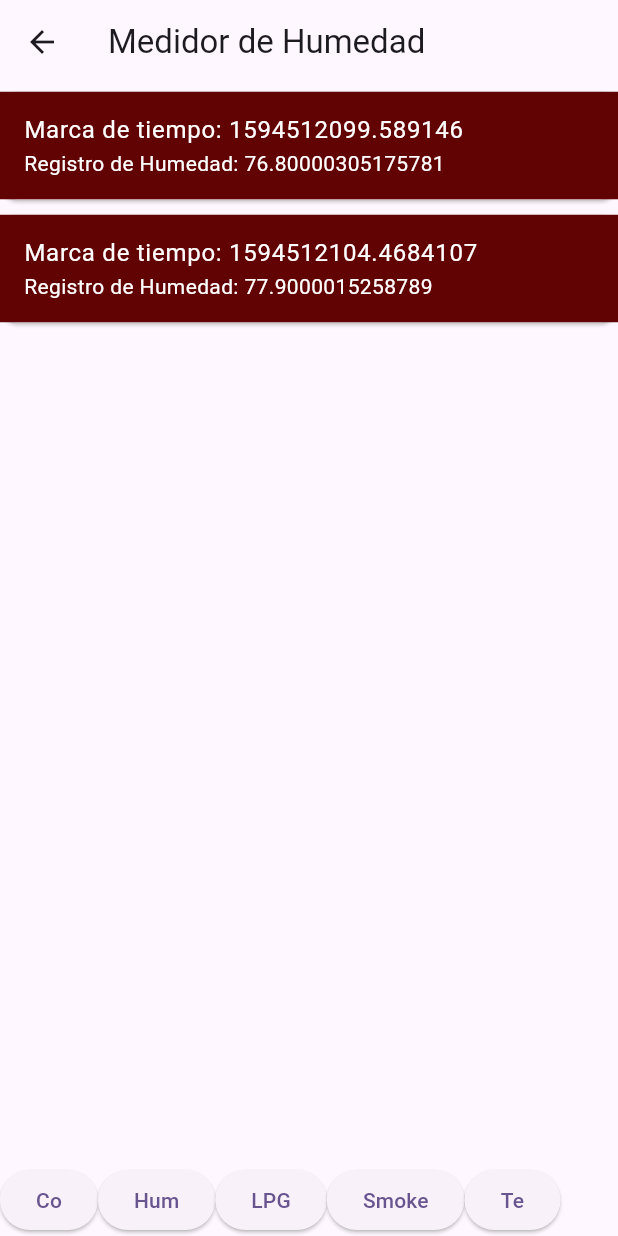
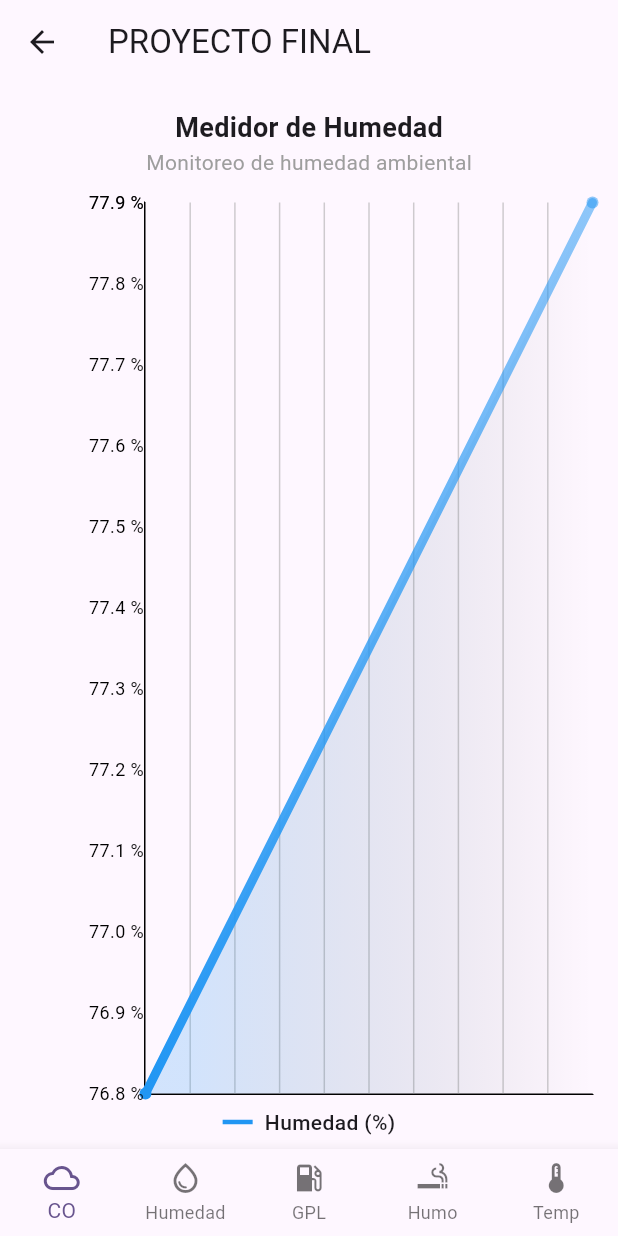
Before and after one commit to AlexanderDominicChavezSalas/final, a Flutter app: the screen it shows after launch, item 2 of the bottom bar chosen, on a phone screen of 412 x 824 dp. Run offline on Flutter 3.47's test engine with Material 3 defaults, Android fonts, the phone set to English and light mode, and no system bars; drawn by our look-alikes of fl_chart.

Commit message:
Implmentación de gráficas para cada página

```diff
--- /dev/null
+++ b/proyectofinal/lib/src/view/common/GenericSensorPage.dart
@@ -0,0 +1,182 @@
+import 'package:flutter/material.dart';
+import 'package:fl_chart/fl_chart.dart';
+import 'package:provider/provider.dart';
+import 'package:proyectofinal/src/model/models.dart';
+import 'package:proyectofinal/src/view/common/MyNavBar.dart';
+import 'package:proyectofinal/src/viewmodel/viewmodel.dart';
+
+class GenericSensorPage extends StatelessWidget {
+  final String title; // Título de la página
+  final String description; // Descripción opcional
+  final String yAxisLabel; // Etiqueta del eje Y
+  final Color lineColor; // Color de la línea
+  final String Function(double) valueFormatter; // Formateador de valores
+  final double Function(Sensor)
+      getValue; // Función para obtener el valor específico
+
+  const GenericSensorPage({
+    super.key,
+    required this.title,
+    required this.description,
+    required this.yAxisLabel,
+    required this.lineColor,
+    required this.valueFormatter,
+    required this.getValue,
+  });
+
+  @override
+  Widget build(BuildContext context) {
+    final pageController = Provider.of<ViewModel>(context);
+
+    return Scaffold(
+      appBar: AppBar(
+        title: Text("PROYECTO FINAL"),
+      ),
+      body: Column(
+        children: [
+          // Título y descripción opcional
+          Padding(
+            padding: const EdgeInsets.symmetric(vertical: 16.0),
+            child: Column(
+              crossAxisAlignment: CrossAxisAlignment.center,
+              children: [
+                Text(
+                  title,
+                  style: const TextStyle(
+                    fontSize: 18,
+                    fontWeight: FontWeight.bold,
+                  ),
+                ),
+                Text(
+                  description,
+                  style: const TextStyle(
+                    fontSize: 14,
+                    color: Colors.grey,
+                  ),
+                ),
+              ],
+            ),
+          ),
+          // Gráfico Lineal
+          Expanded(
+            flex: 2,
+            child: Padding(
+              padding: const EdgeInsets.symmetric(horizontal: 16.0),
+              child: LineChart(
+                LineChartData(
+                  lineBarsData: [
+                    LineChartBarData(
+                      spots: pageController.SensorData.asMap()
+                          .entries
+                          .map((entry) => FlSpot(
+                                entry.key.toDouble(),
+                                getValue(entry.value),
+                              ))
+                          .toList(),
+                      isCurved: true,
+                      gradient: LinearGradient(
+                        colors: [
+                          lineColor,
+                          lineColor.withOpacity(0.5),
+                        ],
+                      ),
+                      barWidth: 6,
+                      isStrokeCapRound: true,
+                      dotData: const FlDotData(show: true),
+                      belowBarData: BarAreaData(
+                        show: true,
+                        gradient: LinearGradient(
+                          colors: [
+                            lineColor.withOpacity(0.2),
+                            Colors.transparent,
+                          ],
+                          stops: const [0.1, 1],
+                        ),
+                      ),
+                    ),
+                  ],
+                  titlesData: FlTitlesData(
+                    leftTitles: AxisTitles(
+                      sideTitles: SideTitles(
+                        showTitles: true,
+                        reservedSize: 80,
+                        getTitlesWidget: (value, meta) {
+                          return Text(
+                            valueFormatter(value),
+                            style: const TextStyle(
+                              color: Colors.black,
+                              fontSize: 12,
+                            ),
+                            textAlign: TextAlign.right,
+                          );
+                        },
+                      ),
+                    ),
+                    bottomTitles: const AxisTitles(
+                      sideTitles: SideTitles(showTitles: false),
+                    ),
+                    topTitles: const AxisTitles(
+                      sideTitles: SideTitles(showTitles: false),
+                    ),
+                    rightTitles: const AxisTitles(
+                      sideTitles: SideTitles(showTitles: false),
+                    ),
+                  ),
+                  borderData: FlBorderData(
+                    show: true,
+                    border: const Border(
+                      bottom: BorderSide(color: Colors.black, width: 1),
+                      left: BorderSide(color: Colors.black, width: 1),
+                      right: BorderSide(color: Colors.transparent),
+                      top: BorderSide(color: Colors.transparent),
+                    ),
+                  ),
+                  gridData: FlGridData(
+                    show: true,
+                    drawVerticalLine: true,
+                    horizontalInterval: 5,
+                    getDrawingHorizontalLine: (value) {
+                      return FlLine(
+                        color: Colors.grey.withOpacity(0.5),
+                        strokeWidth: 1,
+                      );
+                    },
+                    getDrawingVerticalLine: (value) {
+                      return FlLine(
+                        color: Colors.grey.withOpacity(0.5),
+                        strokeWidth: 1,
+                      );
+                    },
+                  ),
+                ),
+              ),
+            ),
+          ),
+          // Leyenda
+          Padding(
+            padding: const EdgeInsets.all(8.0),
+            child: Row(
+              mainAxisAlignment: MainAxisAlignment.center,
+              children: [
+                Container(
+                  width: 20,
+                  height: 3,
+                  color: lineColor,
+                  margin: const EdgeInsets.only(right: 8),
+                ),
+                Text(
+                  yAxisLabel,
+                  style: const TextStyle(
+                    fontSize: 14,
+                    fontWeight: FontWeight.w500,
+                  ),
+                ),
+              ],
+            ),
+          ),
+        ],
+      ),
+      bottomNavigationBar: const Mynavbar(),
+    );
+  }
+}
--- a/proyectofinal/lib/src/view/common/MyNavBar.dart
+++ b/proyectofinal/lib/src/view/common/MyNavBar.dart
@@ -7,34 +7,49 @@ class Mynavbar extends StatelessWidget {
   @override
   Widget build(BuildContext context) {
     final pageController = Provider.of<ViewModel>(context);
-    return Row(
-      children: [
-        ElevatedButton(
-            onPressed: () {
-              pageController.navigateToCoPage();
-            },
-            child: Text("Co")),
-        ElevatedButton(
-            onPressed: () {
-              pageController.navigateToHumidityPage();
-            },
-            child: Text("Hum")),
-        ElevatedButton(
-            onPressed: () {
-              pageController.navigateToLPGPage();
-            },
-            child: Text("LPG")),
-        ElevatedButton(
-            onPressed: () {
-              pageController.navigateToSmokePage();
-            },
-            child: Text("Smoke")),
-        ElevatedButton(
-            onPressed: () {
-              pageController.navigateToTempPage();
-            },
-            child: Text("Te")),
+    return BottomNavigationBar(
+      type: BottomNavigationBarType.fixed, // Permite más de 3 ítems.
+      items: const [
+        BottomNavigationBarItem(
+          icon: Icon(Icons.cloud_outlined),
+          label: "CO",
+        ),
+        BottomNavigationBarItem(
+          icon: Icon(Icons.water_drop_outlined),
+          label: "Humedad",
+        ),
+        BottomNavigationBarItem(
+          icon: Icon(Icons.local_gas_station),
+          label: "GPL",
+        ),
+        BottomNavigationBarItem(
+          icon: Icon(Icons.smoking_rooms),
+          label: "Humo",
+        ),
+        BottomNavigationBarItem(
+          icon: Icon(Icons.thermostat_outlined),
+          label: "Temp",
+        ),
       ],
+      onTap: (index) {
+        switch (index) {
+          case 0:
+            pageController.navigateToCoPage();
+            break;
+          case 1:
+            pageController.navigateToHumidityPage();
+            break;
+          case 2:
+            pageController.navigateToLPGPage();
+            break;
+          case 3:
+            pageController.navigateToSmokePage();
+            break;
+          case 4:
+            pageController.navigateToTempPage();
+            break;
+        }
+      },
     );
   }
 }
--- a/proyectofinal/lib/src/view/humiditypage.dart
+++ b/proyectofinal/lib/src/view/humiditypage.dart
@@ -1,40 +1,19 @@
 import 'package:flutter/material.dart';
-import 'package:proyectofinal/src/view/common/MyNavBar.dart';
-import 'package:proyectofinal/src/viewmodel/viewmodel.dart';
-import 'package:provider/provider.dart';
+import 'package:proyectofinal/src/view/common/GenericSensorPage.dart';
+import 'package:proyectofinal/src/view/resources/app_colors.dart';
 
-class Humiditypage extends StatelessWidget {
-  const Humiditypage({super.key});
+class HumidityPage extends StatelessWidget {
+  const HumidityPage({super.key});
 
   @override
   Widget build(BuildContext context) {
-    final pageController = Provider.of<ViewModel>(context);
-
-    return Scaffold(
-        appBar: AppBar(
-          title: const Text("Medidor de Humedad"),
-        ),
-        body: ListView.builder(
-          shrinkWrap: true,
-          itemCount: pageController.SensorData.length,
-          itemBuilder: (context, index) {
-            final sensor = pageController.SensorData[index];
-            return Card(
-              margin: const EdgeInsets.symmetric(vertical: 5),
-              child: ListTile(
-                title: Text(
-                  "Marca de tiempo: ${sensor.ts}",
-                  style: const TextStyle(color: Colors.white),
-                ),
-                subtitle: Text(
-                  "Registro de Humedad: ${sensor.humidity}",
-                  style: const TextStyle(color: Colors.white),
-                ),
-                tileColor: const Color.fromARGB(255, 97, 3, 3),
-              ),
-            );
-          },
-        ),
-        bottomNavigationBar: Mynavbar());
+    return GenericSensorPage(
+      title: "Medidor de Humedad",
+      description: "Monitoreo de humedad ambiental",
+      yAxisLabel: "Humedad (%)",
+      lineColor: AppColors.contentColorBlue,
+      valueFormatter: (value) => "${value.toStringAsFixed(1)} %",
+      getValue: (sensor) => sensor.humidity ?? 0.0,
+    );
   }
 }
--- /dev/null
+++ b/proyectofinal/lib/src/view/resources/app_colors.dart
@@ -0,0 +1,25 @@
+import 'package:flutter/material.dart';
+
+class AppColors {
+  static const Color primary = contentColorCyan;
+  static const Color menuBackground = Color(0xFF090912);
+  static const Color itemsBackground = Color(0xFF1B2339);
+  static const Color pageBackground = Color(0xFF282E45);
+  static const Color mainTextColor1 = Colors.white;
+  static const Color mainTextColor2 = Colors.white70;
+  static const Color mainTextColor3 = Colors.white38;
+  static const Color mainGridLineColor = Colors.white10;
+  static const Color borderColor = Colors.white54;
+  static const Color gridLinesColor = Color(0x11FFFFFF);
+
+  static const Color contentColorBlack = Colors.black;
+  static const Color contentColorWhite = Colors.white;
+  static const Color contentColorBlue = Color(0xFF2196F3);
+  static const Color contentColorYellow = Color(0xFFFFC300);
+  static const Color contentColorOrange = Color(0xFFFF683B);
+  static const Color contentColorGreen = Color(0xFF3BFF49);
+  static const Color contentColorPurple = Color(0xFF6E1BFF);
+  static const Color contentColorPink = Color(0xFFFF3AF2);
+  static const Color contentColorRed = Color(0xFFE80054);
+  static const Color contentColorCyan = Color(0xFF50E4FF);
+}
--- a/proyectofinal/lib/src/viewmodel/viewmodel.dart
+++ b/proyectofinal/lib/src/viewmodel/viewmodel.dart
@@ -23,19 +23,19 @@ class ViewModel extends ChangeNotifier {
   }
 
   navigateToHumidityPage() {
-    _navigationService.navigate(const Humiditypage());
+    _navigationService.navigate(const HumidityPage());
   }
 
   navigateToLPGPage() {
-    _navigationService.navigate(const Lpgpage());
+    _navigationService.navigate(const LpgPage());
   }
 
   navigateToSmokePage() {
-    _navigationService.navigate(const Smokepage());
+    _navigationService.navigate(const SmokePage());
   }
 
   navigateToTempPage() {
-    _navigationService.navigate(const Temppage());
+    _navigationService.navigate(const TempPage());
   }
 
   navigateToProfilePage() {
--- a/proyectofinal/pubspec.yaml
+++ b/proyectofinal/pubspec.yaml
@@ -36,6 +36,7 @@ dependencies:
   cupertino_icons: ^1.0.8
   http: ^1.1.0
   provider: ^6.0.5
+  fl_chart: ^0.69.2
 
 dev_dependencies:
   flutter_test:
```
Also changed, not shown: proyectofinal/lib/src/view/copage.dart (+10 -31 lines), proyectofinal/lib/src/view/lpgpage.dart (+12 -33 lines), proyectofinal/lib/src/view/smokepage.dart (+11 -33 lines), proyectofinal/lib/src/view/temppage.dart (+11 -33 lines), proyectofinal/pubspec.lock.
